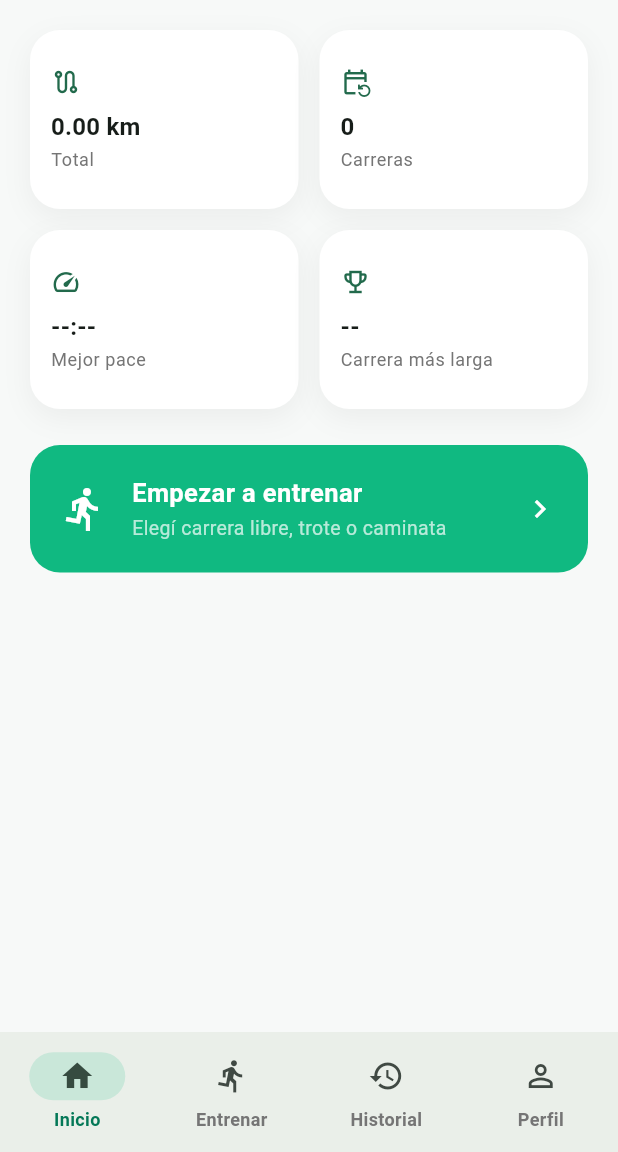
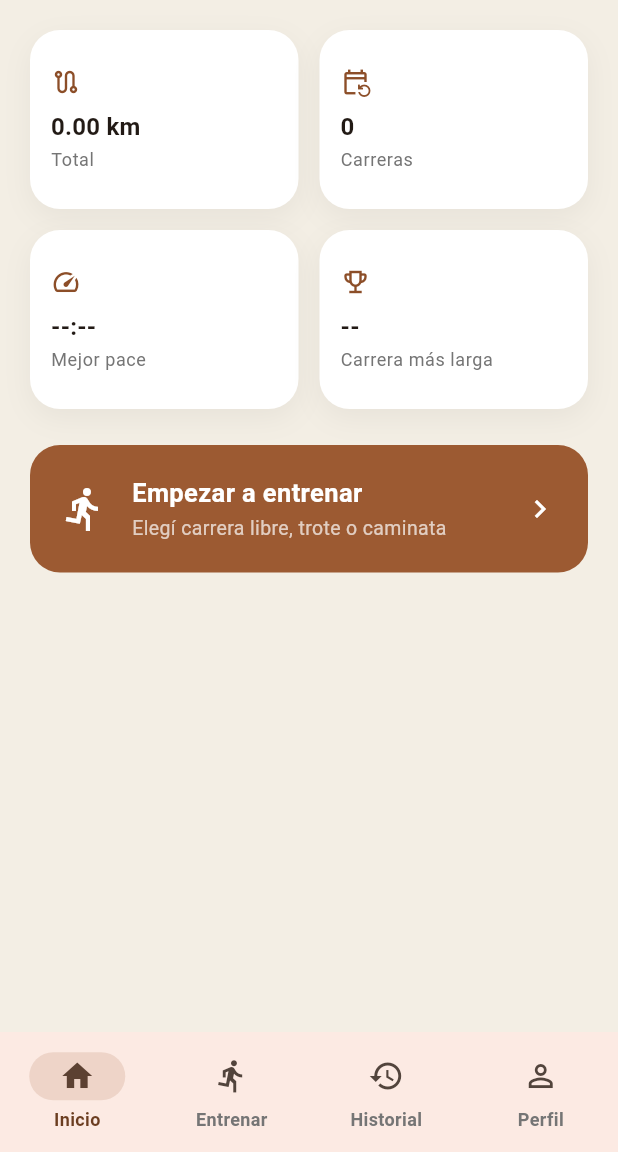
Before and after one commit to FranSpatocco/laufen, a Flutter app: the screen it shows once a user with an empty profile is signed in, on a phone screen of 412 x 824 dp, the part 84-1236 px from its top. Run offline on Flutter 3.47's test engine with Material 3 defaults, Android fonts, the phone set to English and light mode, and no system bars; our stand-ins replace cloud_firestore, firebase_auth, firebase_core, flutter_map, geolocator, google_sign_in and 1 more; accounts and stored records are empty.

Commit message:
Rebrand a paleta tierra/asfalto y logo real en todos los icons
Reemplaza el verde esmeralda por tonos de tierra de trail y asfalto,
mas ligados a correr al aire libre. Actualiza el seed color de Material 3
en theme.dart, el theme_color/background_color del manifest de la PWA,
y genera los icons reales (Android, iOS, web/favicon) con el monograma
aprobado. CLAUDE.md documenta la nueva paleta y el logotipo elegido.

Co-Authored-By: Claude Sonnet 5 <noreply@anthropic.com>

```diff
--- a/lib/utils/theme.dart
+++ b/lib/utils/theme.dart
@@ -1,11 +1,11 @@
 import 'package:flutter/material.dart';
 
-/// Emerald-green accent as the Material 3 seed color (moved away from the
-/// original Strava-orange per product direction — see CLAUDE.md > Diseño).
+/// Paleta "tierra / asfalto" como seed color de Material 3 (reemplaza al
+/// verde esmeralda y, antes, al naranja estilo Strava — ver CLAUDE.md > Diseño).
 /// Light theme only for now — dark mode is not part of the v1 scope.
 class AppTheme {
-  static const Color accent = Color(0xFF10B981);
-  static const Color accentDark = Color(0xFF047857);
+  static const Color accent = Color(0xFF9C5A32);
+  static const Color accentDark = Color(0xFF6B3D20);
 
   static ThemeData light = ThemeData(
     useMaterial3: true,
@@ -13,7 +13,7 @@ class AppTheme {
       seedColor: accent,
       brightness: Brightness.light,
     ),
-    scaffoldBackgroundColor: const Color(0xFFF7F9F8),
+    scaffoldBackgroundColor: const Color(0xFFF3EEE4),
     navigationBarTheme: NavigationBarThemeData(
       indicatorColor: accent.withValues(alpha: 0.15),
       labelTextStyle: WidgetStateProperty.resolveWith(
```
Also changed, not shown: 27 other files.
